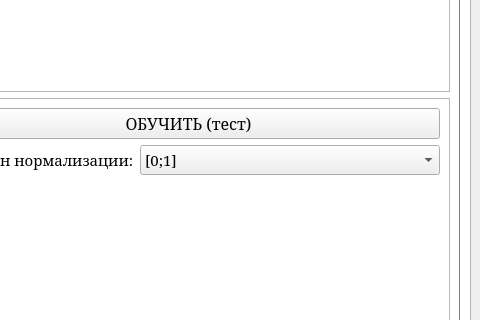
Qt form mainwindow.ui (EvilCommunist/Neuro-Simulator) before a commit; both pictures show x 829 to 1309 and y 254 to 574 of the 1309 by 665 pixel window.
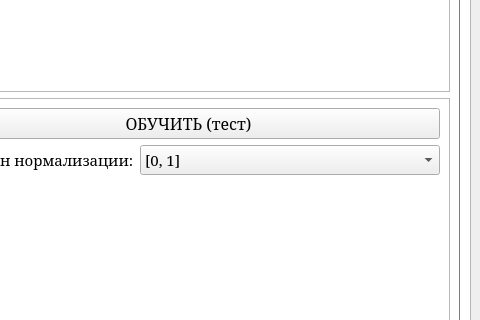
The same form after that commit. The open tabs and pages were chosen to show the change. Custom widgets are drawn as their Qt base class.

What changed in the file:
```diff
--- a/mainwindow.ui
+++ b/mainwindow.ui
@@ -732,7 +732,7 @@
                 </property>
                 <item>
                  <property name="text">
-                  <string>[0;1]</string>
+                  <string>[0, 1]</string>
                  </property>
                 </item>
                 <item>
```
Left out of the diff: 2 changed lines with no effect on the pictures.
